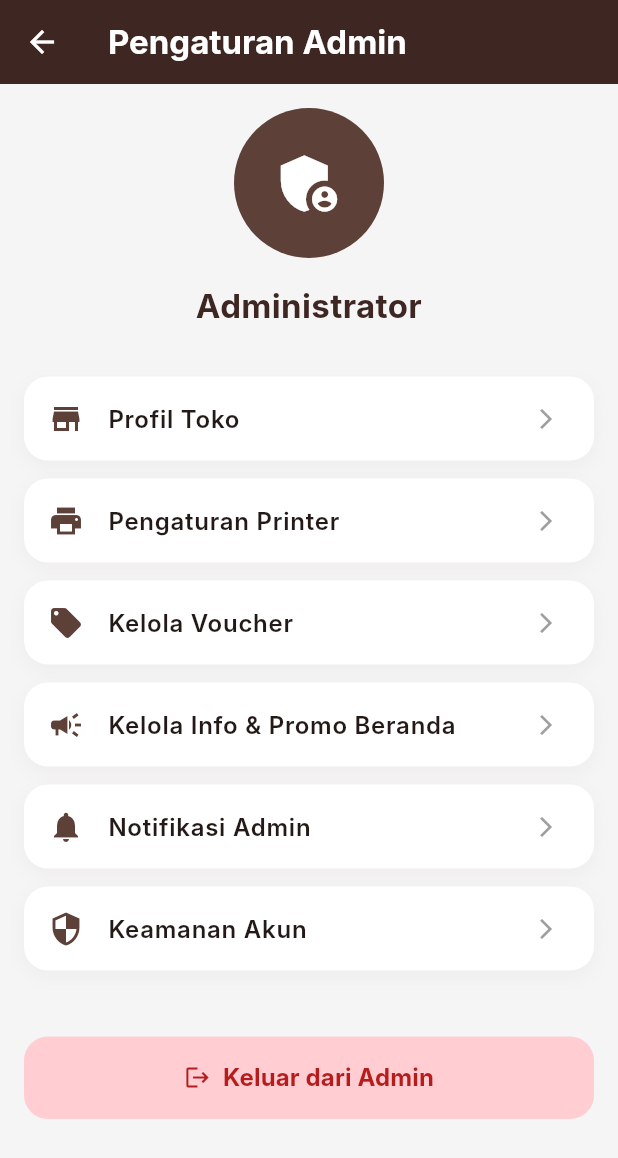
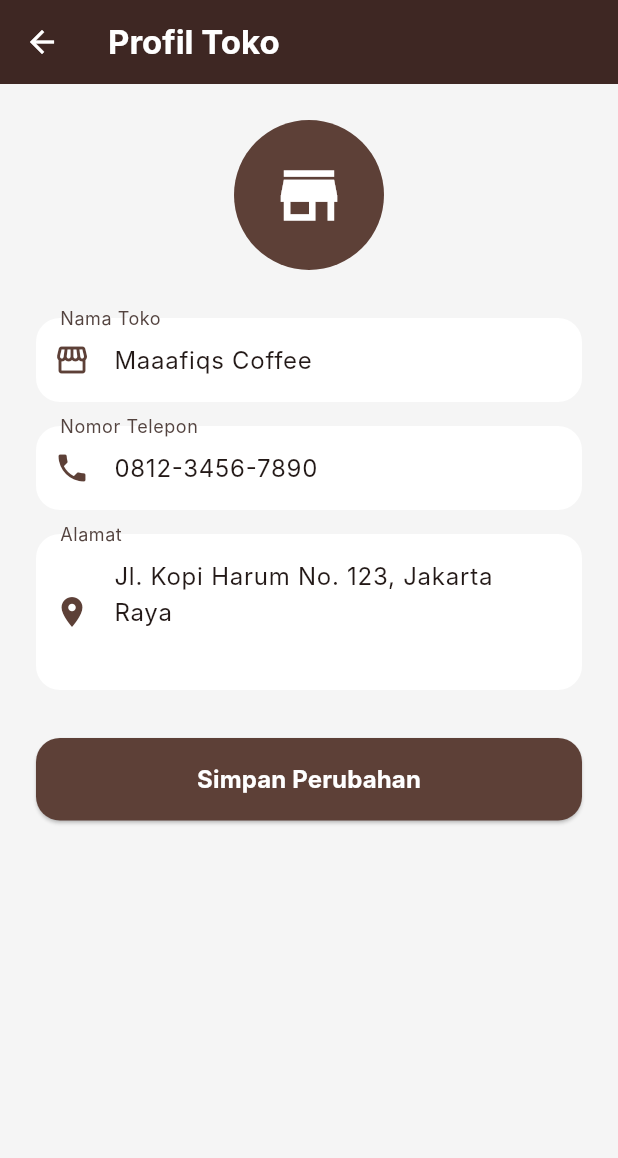
Before and after one commit to maaafiqs/coffeeshop-app, a Flutter app: the AdminSettingsPage screen opened directly, after a tap on "Profil Toko", on a phone screen of 412 x 824 dp. Shown: the top 1158 px of the screen. Run offline on Flutter 3.47's test engine with Material 3 defaults, Android fonts, the phone set to English and light mode, and no system bars; our stand-ins replace fl_chart, flutter_bloc, sqflite; missing offline and left inert: blue_thermal_printer; accounts and stored records are empty; network calls fail; Roboto replaces fonts that are missing (Inter).

Commit message:
feat: add store profile, admin notification, and account security pages

```diff
--- a/lib/features/admin/presentation/pages/admin_settings_page.dart
+++ b/lib/features/admin/presentation/pages/admin_settings_page.dart
@@ -3,6 +3,9 @@ import 'package:flutter_bloc/flutter_bloc.dart';
 import '../../../auth/presentation/cubit/auth_cubit.dart';
 import 'banner_management_page.dart';
 import 'voucher_management_page.dart';
+import 'store_profile_page.dart';
+import 'admin_notifications_page.dart';
+import 'account_security_page.dart';
 
 class AdminSettingsPage extends StatelessWidget {
   const AdminSettingsPage({super.key});
@@ -31,7 +34,9 @@ class AdminSettingsPage extends StatelessWidget {
             style: TextStyle(fontSize: 22, fontWeight: FontWeight.bold, color: Color(0xFF3E2723)),
           ),
           const SizedBox(height: 32),
-          _buildSettingsItem(icon: Icons.store, title: 'Profil Toko', onTap: () {}),
+          _buildSettingsItem(icon: Icons.store, title: 'Profil Toko', onTap: () {
+            Navigator.push(context, MaterialPageRoute(builder: (_) => const StoreProfilePage()));
+          }),
           _buildSettingsItem(icon: Icons.print, title: 'Pengaturan Printer', onTap: () {}),
           _buildSettingsItem(
               icon: Icons.local_offer,
@@ -47,8 +52,12 @@ class AdminSettingsPage extends StatelessWidget {
                 Navigator.push(context, MaterialPageRoute(builder: (_) => const BannerManagementPage()));
               }
             ),
-            _buildSettingsItem(icon: Icons.notifications, title: 'Notifikasi Admin', onTap: () {}),
-            _buildSettingsItem(icon: Icons.security, title: 'Keamanan Akun', onTap: () {}),
+            _buildSettingsItem(icon: Icons.notifications, title: 'Notifikasi Admin', onTap: () {
+              Navigator.push(context, MaterialPageRoute(builder: (_) => const AdminNotificationsPage()));
+            }),
+            _buildSettingsItem(icon: Icons.security, title: 'Keamanan Akun', onTap: () {
+              Navigator.push(context, MaterialPageRoute(builder: (_) => const AccountSecurityPage()));
+            }),
             const SizedBox(height: 32),
           ElevatedButton.icon(
             style: ElevatedButton.styleFrom(
--- /dev/null
+++ b/lib/features/admin/presentation/pages/store_profile_page.dart
@@ -0,0 +1,64 @@
+import 'package:flutter/material.dart';
+
+class StoreProfilePage extends StatelessWidget {
+  const StoreProfilePage({super.key});
+
+  @override
+  Widget build(BuildContext context) {
+    return Scaffold(
+      backgroundColor: const Color(0xFFF5F5F5),
+      appBar: AppBar(
+        title: const Text('Profil Toko', style: TextStyle(fontWeight: FontWeight.bold)),
+        backgroundColor: const Color(0xFF3E2723),
+        foregroundColor: Colors.white,
+      ),
+      body: SingleChildScrollView(
+        padding: const EdgeInsets.all(24),
+        child: Column(
+          crossAxisAlignment: CrossAxisAlignment.stretch,
+          children: [
+            const CircleAvatar(
+              radius: 50,
+              backgroundColor: Color(0xFF5D4037),
+              child: Icon(Icons.store, size: 50, color: Colors.white),
+            ),
+            const SizedBox(height: 32),
+            _buildTextField('Nama Toko', 'Maaafiqs Coffee', Icons.storefront),
+            const SizedBox(height: 16),
+            _buildTextField('Nomor Telepon', '0812-3456-7890', Icons.phone),
+            const SizedBox(height: 16),
+            _buildTextField('Alamat', 'Jl. Kopi Harum No. 123, Jakarta Raya', Icons.location_on, maxLines: 3),
+            const SizedBox(height: 32),
+            ElevatedButton(
+              style: ElevatedButton.styleFrom(
+                backgroundColor: const Color(0xFF5D4037),
+                foregroundColor: Colors.white,
+                padding: const EdgeInsets.symmetric(vertical: 16),
+                shape: RoundedRectangleBorder(borderRadius: BorderRadius.circular(16)),
+              ),
+              onPressed: () {
+                ScaffoldMessenger.of(context).showSnackBar(const SnackBar(content: Text('Profil toko berhasil disimpan')));
+                Navigator.pop(context);
+              },
+              child: const Text('Simpan Perubahan', style: TextStyle(fontSize: 16, fontWeight: FontWeight.bold)),
+            )
+          ],
+        ),
+      ),
+    );
+  }
+
+  Widget _buildTextField(String label, String initialValue, IconData icon, {int maxLines = 1}) {
+    return TextFormField(
+      initialValue: initialValue,
+      maxLines: maxLines,
+      decoration: InputDecoration(
+        labelText: label,
+        prefixIcon: Icon(icon, color: const Color(0xFF5D4037)),
+        filled: true,
+        fillColor: Colors.white,
+        border: OutlineInputBorder(borderRadius: BorderRadius.circular(16), borderSide: BorderSide.none),
+      ),
+    );
+  }
+}
--- a/pubspec.yaml
+++ b/pubspec.yaml
@@ -39,7 +39,7 @@ dependencies:
   sqflite: ^2.4.1
   path_provider: ^2.1.5
   blue_thermal_printer: ^1.2.3
-  fl_chart: ^0.71.0
+  fl_chart: ^0.68.0
   intl: ^0.20.2
   get_it: ^9.2.1
 
```
Also changed, not shown: lib/features/admin/presentation/pages/account_security_page.dart (added, +132 -0 lines), lib/features/admin/presentation/pages/admin_notifications_page.dart (added, +44 -0 lines), pubspec.lock.
